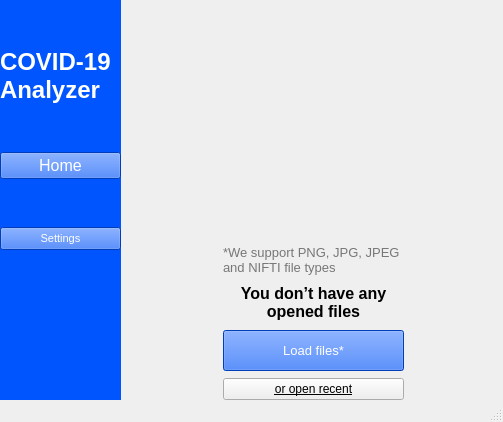
Above: covid.ui from Natasha-rare/covid19-analyser before the change. Below: the same form after it.
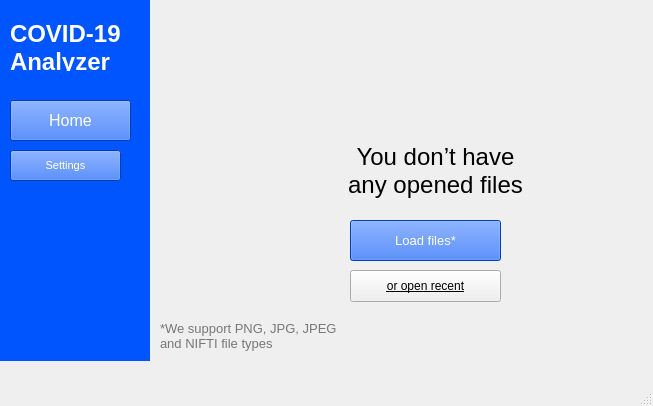
That is the form after the change. Icons and pictures are not drawn.

Diff of the .ui file:
```diff
--- a/covid.ui
+++ b/covid.ui
@@ -12,14 +12,20 @@
    <rect>
     <x>0</x>
     <y>0</y>
-    <width>503</width>
-    <height>422</height>
+    <width>653</width>
+    <height>406</height>
    </rect>
   </property>
   <property name="minimumSize">
    <size>
-    <width>0</width>
-    <height>0</height>
+    <width>653</width>
+    <height>406</height>
+   </size>
+  </property>
+  <property name="maximumSize">
+   <size>
+    <width>653</width>
+    <height>406</height>
    </size>
   </property>
   <property name="windowTitle">
@@ -29,24 +35,15 @@
    <bool>false</bool>
   </property>
   <widget class="QWidget" name="centralwidget">
-   <layout class="QHBoxLayout" name="horizontalLayout">
-    <property name="spacing">
-     <number>3</number>
-    </property>
-    <property name="leftMargin">
-     <number>0</number>
-    </property>
-    <property name="topMargin">
-     <number>0</number>
-    </property>
-    <property name="rightMargin">
-     <number>0</number>
-    </property>
-    <property name="bottomMargin">
-     <number>0</number>
-    </property>
-    <item>
      <widget class="QWidget" name="widget" native="true">
+    <property name="geometry">
+     <rect>
+      <x>0</x>
+      <y>0</y>
+      <width>150</width>
+      <height>361</height>
+     </rect>
+    </property>
       <property name="sizePolicy">
        <sizepolicy hsizetype="Preferred" vsizetype="Preferred">
         <horstretch>0</horstretch>
@@ -68,27 +65,15 @@
       <property name="styleSheet">
        <string notr="true">background-color: rgb(0, 85, 255)</string>
       </property>
-      <layout class="QVBoxLayout" name="verticalLayout">
-       <property name="spacing">
-        <number>0</number>
-       </property>
-       <property name="sizeConstraint">
-        <enum>QLayout::SetMinimumSize</enum>
-       </property>
-       <property name="leftMargin">
-        <number>0</number>
-       </property>
-       <property name="topMargin">
-        <number>0</number>
-       </property>
-       <property name="rightMargin">
-        <number>0</number>
-       </property>
-       <property name="bottomMargin">
-        <number>0</number>
-       </property>
-       <item>
         <widget class="QLabel" name="label">
+     <property name="geometry">
+      <rect>
+       <x>10</x>
+       <y>20</y>
+       <width>121</width>
+       <height>51</height>
+      </rect>
+     </property>
          <property name="sizePolicy">
           <sizepolicy hsizetype="Preferred" vsizetype="Fixed">
            <horstretch>0</horstretch>
@@ -137,9 +122,15 @@
           <bool>true</bool>
          </property>
         </widget>
-       </item>
-       <item>
         <widget class="QPushButton" name="pushButton">
+     <property name="geometry">
+      <rect>
+       <x>10</x>
+       <y>100</y>
+       <width>121</width>
+       <height>41</height>
+      </rect>
+     </property>
          <property name="minimumSize">
           <size>
            <width>75</width>
@@ -168,9 +159,15 @@
           <bool>false</bool>
          </property>
         </widget>
-       </item>
-       <item>
         <widget class="QPushButton" name="pushButton_2">
+     <property name="geometry">
+      <rect>
+       <x>10</x>
+       <y>150</y>
+       <width>111</width>
+       <height>31</height>
+      </rect>
+     </property>
          <property name="minimumSize">
           <size>
            <width>75</width>
@@ -199,9 +196,15 @@
           <bool>false</bool>
          </property>
         </widget>
-       </item>
-       <item>
         <widget class="QLabel" name="label_2">
+     <property name="geometry">
+      <rect>
+       <x>90</x>
+       <y>300</y>
+       <width>50</width>
+       <height>50</height>
+      </rect>
+     </property>
          <property name="maximumSize">
           <size>
            <width>50</width>
@@ -218,56 +221,55 @@
           <bool>true</bool>
          </property>
         </widget>
-       </item>
-      </layout>
-     </widget>
-    </item>
-    <item>
+   </widget>
      <widget class="QLabel" name="label_6">
+    <property name="geometry">
+     <rect>
+      <x>153</x>
+      <y>0</y>
+      <width>16</width>
+      <height>16</height>
+     </rect>
+    </property>
       <property name="text">
        <string/>
       </property>
      </widget>
-    </item>
-    <item>
-     <layout class="QVBoxLayout" name="verticalLayout_2">
-      <property name="spacing">
-       <number>7</number>
-      </property>
-      <item>
-       <widget class="QLabel" name="label_5">
-        <property name="sizePolicy">
-         <sizepolicy hsizetype="Preferred" vsizetype="Preferred">
-          <horstretch>0</horstretch>
-          <verstretch>2</verstretch>
-         </sizepolicy>
-        </property>
-        <property name="minimumSize">
-         <size>
-          <width>111</width>
-          <height>108</height>
-         </size>
-        </property>
+   <widget class="QLabel" name="label_7">
+    <property name="geometry">
+     <rect>
+      <x>428</x>
+      <y>0</y>
+      <width>16</width>
+      <height>16</height>
+     </rect>
+    </property>
         <property name="text">
          <string/>
         </property>
-        <property name="pixmap">
-         <pixmap>images/undraw_No_data_re_kwbl 1.png</pixmap>
-        </property>
-        <property name="scaledContents">
-         <bool>true</bool>
-        </property>
-       </widget>
-      </item>
-      <item>
+   </widget>
        <widget class="QLabel" name="label_8">
+    <property name="geometry">
+     <rect>
+      <x>238</x>
+      <y>116</y>
+      <width>16</width>
+      <height>16</height>
+     </rect>
+    </property>
         <property name="text">
          <string/>
         </property>
        </widget>
-      </item>
-      <item>
        <widget class="QLabel" name="label_3">
+    <property name="geometry">
+     <rect>
+      <x>160</x>
+      <y>310</y>
+      <width>180</width>
+      <height>41</height>
+     </rect>
+    </property>
         <property name="sizePolicy">
          <sizepolicy hsizetype="Preferred" vsizetype="Preferred">
           <horstretch>0</horstretch>
@@ -298,42 +300,15 @@
          <bool>true</bool>
         </property>
        </widget>
-      </item>
-      <item>
-       <widget class="QLabel" name="label_4">
-        <property name="sizePolicy">
-         <sizepolicy hsizetype="Preferred" vsizetype="Preferred">
-          <horstretch>0</horstretch>
-          <verstretch>0</verstretch>
-         </sizepolicy>
-        </property>
-        <property name="minimumSize">
-         <size>
-          <width>181</width>
-          <height>41</height>
-         </size>
-        </property>
-        <property name="font">
-         <font>
-          <family>Arial</family>
-          <pointsize>12</pointsize>
-          <weight>75</weight>
-          <bold>true</bold>
-         </font>
-        </property>
-        <property name="text">
-         <string>You don’t have any opened files</string>
-        </property>
-        <property name="alignment">
-         <set>Qt::AlignCenter</set>
-        </property>
-        <property name="wordWrap">
-         <bool>true</bool>
-        </property>
-       </widget>
-      </item>
-      <item>
        <widget class="QPushButton" name="pushButton_3">
+    <property name="geometry">
+     <rect>
+      <x>350</x>
+      <y>220</y>
+      <width>151</width>
+      <height>41</height>
+     </rect>
+    </property>
         <property name="sizePolicy">
          <sizepolicy hsizetype="Preferred" vsizetype="Fixed">
           <horstretch>0</horstretch>
@@ -369,9 +344,54 @@
          <bool>false</bool>
         </property>
        </widget>
-      </item>
-      <item>
+   <widget class="QLabel" name="label_4">
+    <property name="geometry">
+     <rect>
+      <x>340</x>
+      <y>130</y>
+      <width>191</width>
+      <height>81</height>
+     </rect>
+    </property>
+    <property name="sizePolicy">
+     <sizepolicy hsizetype="Preferred" vsizetype="Preferred">
+      <horstretch>0</horstretch>
+      <verstretch>0</verstretch>
+     </sizepolicy>
+    </property>
+    <property name="minimumSize">
+     <size>
+      <width>181</width>
+      <height>41</height>
+     </size>
+    </property>
+    <property name="font">
+     <font>
+      <family>Arial</family>
+      <pointsize>18</pointsize>
+      <weight>50</weight>
+      <bold>false</bold>
+     </font>
+    </property>
+    <property name="text">
+     <string>You don’t have any opened files</string>
+    </property>
+    <property name="alignment">
+     <set>Qt::AlignCenter</set>
+    </property>
+    <property name="wordWrap">
+     <bool>true</bool>
+    </property>
+   </widget>
        <widget class="QPushButton" name="pushButton_4">
+    <property name="geometry">
+     <rect>
+      <x>350</x>
+      <y>270</y>
+      <width>151</width>
+      <height>32</height>
+     </rect>
+    </property>
         <property name="sizePolicy">
          <sizepolicy hsizetype="Preferred" vsizetype="Fixed">
           <horstretch>0</horstretch>
@@ -399,17 +419,37 @@
          <string>or open recent</string>
         </property>
        </widget>
-      </item>
-     </layout>
-    </item>
-    <item>
-     <widget class="QLabel" name="label_7">
+   <widget class="QLabel" name="label_5">
+    <property name="geometry">
+     <rect>
+      <x>370</x>
+      <y>10</y>
+      <width>111</width>
+      <height>108</height>
+     </rect>
+    </property>
+    <property name="sizePolicy">
+     <sizepolicy hsizetype="Preferred" vsizetype="Preferred">
+      <horstretch>0</horstretch>
+      <verstretch>2</verstretch>
+     </sizepolicy>
+    </property>
+    <property name="minimumSize">
+     <size>
+      <width>111</width>
+      <height>108</height>
+     </size>
+    </property>
       <property name="text">
        <string/>
       </property>
-     </widget>
-    </item>
-   </layout>
+    <property name="pixmap">
+     <pixmap>images/undraw_No_data_re_kwbl 1.png</pixmap>
+    </property>
+    <property name="scaledContents">
+     <bool>true</bool>
+    </property>
+   </widget>
   </widget>
   <widget class="QMenuBar" name="menubar">
    <property name="geometry">
```
Left out of the diff: 2 changed lines with no effect on the pictures. Lines whose indentation alone changed are shown as unchanged.
